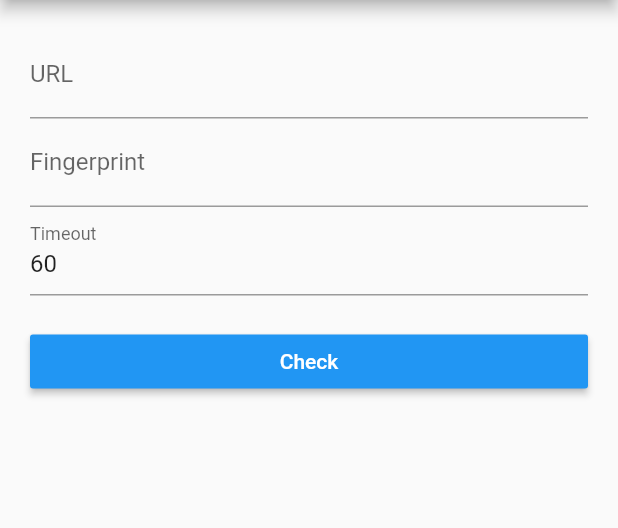
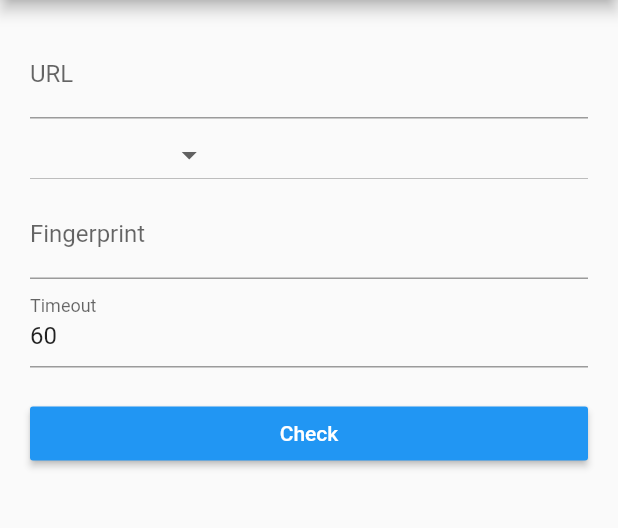
Before and after one commit to macif-dev/ssl_pinning_plugin, a Flutter app: the screen it shows after launch, on a phone screen of 412 x 824 dp, the part 84-612 px from its top. Run offline on Flutter 3.47's test engine with Material 2 defaults, Android fonts, the phone set to English and light mode, and no system bars.

Commit message:
#1 Add SHA1 or SHA512 or android

```diff
--- a/example/lib/main.dart
+++ b/example/lib/main.dart
@@ -12,8 +12,9 @@ class MyApp extends StatefulWidget {
 class _PiningSslData {
   String serverURL = '';
   Map<String, String> headerHttp = new Map();
-  String allowedSHA1Fingerprint = '';
+  String allowedSHAFingerprint = '';
   int timeout = 0;
+  SHA sha;
 }
 
 class _MyAppState extends State<MyApp> {
@@ -27,7 +28,7 @@ class _MyAppState extends State<MyApp> {
   }
 
   // Platform messages are asynchronous, so we initialize in an async method.
-  check(String url, String fingerprint, Map<String, String> headerHttp, int timeout) async {
+  check(String url, String fingerprint, SHA sha, Map<String, String> headerHttp, int timeout) async {
 
     List<String> allowedShA1FingerprintList = new List();
     allowedShA1FingerprintList.add(fingerprint);
@@ -36,7 +37,8 @@ class _MyAppState extends State<MyApp> {
       // Platform messages may fail, so we use a try/catch PlatformException.
       String checkMsg = await SslPinningPlugin.check(serverURL: url,
           headerHttp: headerHttp,
-          allowedSHA1Fingerprint: allowedShA1FingerprintList,
+          sha: sha,
+          allowedSHAFingerprint: allowedShA1FingerprintList,
           timeout: timeout);
 
       // If the widget was removed from the tree while the asynchronous platform
@@ -71,7 +73,7 @@ class _MyAppState extends State<MyApp> {
     if (_formKey.currentState.validate()) {
       _formKey.currentState.save(); // Save our form now.
 
-      this.check(_data.serverURL, _data.allowedSHA1Fingerprint, _data.headerHttp, _data.timeout);
+      this.check(_data.serverURL, _data.allowedSHAFingerprint, _data.sha, _data.headerHttp, _data.timeout);
     }
   }
 
@@ -86,15 +88,15 @@ class _MyAppState extends State<MyApp> {
         body:
           new Builder(builder: (BuildContext context) {
             this.scaffoldContext = context;
-            return new Container(
-              padding: new EdgeInsets.all(20.0),
-              child: new Form(
+            return Container(
+              padding: EdgeInsets.all(20.0),
+              child: Form(
                 key: this._formKey,
                 child: new ListView(
                 children: <Widget>[
-                  new TextFormField(
+                  TextFormField(
                     keyboardType: TextInputType.url,
-                    decoration: new InputDecoration(
+                    decoration: InputDecoration(
                       hintText: 'https://yourdomain.com',
                       labelText: 'URL'
                     ),
@@ -107,9 +109,16 @@ class _MyAppState extends State<MyApp> {
                       this._data.serverURL = value;
                     }
                   ),
-                  new TextFormField(
+                  DropdownButton(
+                      items: [DropdownMenuItem(child: Text(SHA.SHA1.toString()), value: SHA.SHA1,), DropdownMenuItem(child: Text(SHA.SHA256.toString()), value: SHA.SHA256,)],
+                      value: _data.sha,
+                      onChanged: (SHA val){
+                          this._data.sha = val;
+                      },
+                  ),
+                  TextFormField(
                     keyboardType: TextInputType.text,
-                    decoration: new InputDecoration(
+                    decoration: InputDecoration(
                        hintText: 'OO OO OO OO OO OO OO OO OO OO',
                        labelText: 'Fingerprint'
                     ),
@@ -119,13 +128,13 @@ class _MyAppState extends State<MyApp> {
                       }
                     },
                     onSaved: (String value) {
-                      this._data.allowedSHA1Fingerprint = value;
+                      this._data.allowedSHAFingerprint = value;
                     }
                   ),
-                  new TextFormField(
+                  TextFormField(
                       keyboardType: TextInputType.number,
                       initialValue: '60',
-                      decoration: new InputDecoration(
+                      decoration: InputDecoration(
                           hintText: '60',
                           labelText: 'Timeout'
                       ),
@@ -138,18 +147,18 @@ class _MyAppState extends State<MyApp> {
                         this._data.timeout = int.parse(value);
                       }
                   ),
-                  new Container(
-                    child: new RaisedButton(
-                      child: new Text(
+                  Container(
+                    child: RaisedButton(
+                      child: Text(
                         'Check',
-                        style: new TextStyle(
+                        style: TextStyle(
                           color: Colors.white
                         ),
                       ),
                       onPressed: () => submit(),
                       color: Colors.blue,
                     ),
-                    margin: new EdgeInsets.only(
+                    margin: EdgeInsets.only(
                       top: 20.0
                     ),
                   )
--- a/pubspec.yaml
+++ b/pubspec.yaml
@@ -1,6 +1,6 @@
 name: ssl_pinning_plugin
 description: SSL Pinning for request HTTP.
-version: 0.0.1
+version: 1.0.0
 author: Macif <contact.appmobile@macif.fr>
 homepage: https://github.com/macif-dev/ssl_pinning_plugin
 
@@ -18,5 +18,4 @@ flutter:
     pluginClass: SslPinningPlugin
 
 environment:
-  sdk: ">=1.19.0 <2.0.0"
-  flutter: '^0.4.4'
+  sdk: ">=2.0.0-dev.68.0 <3.0.0"
```
Also changed, not shown: lib/ssl_pinning_plugin.dart (+6 -2 lines), 2 other files.
